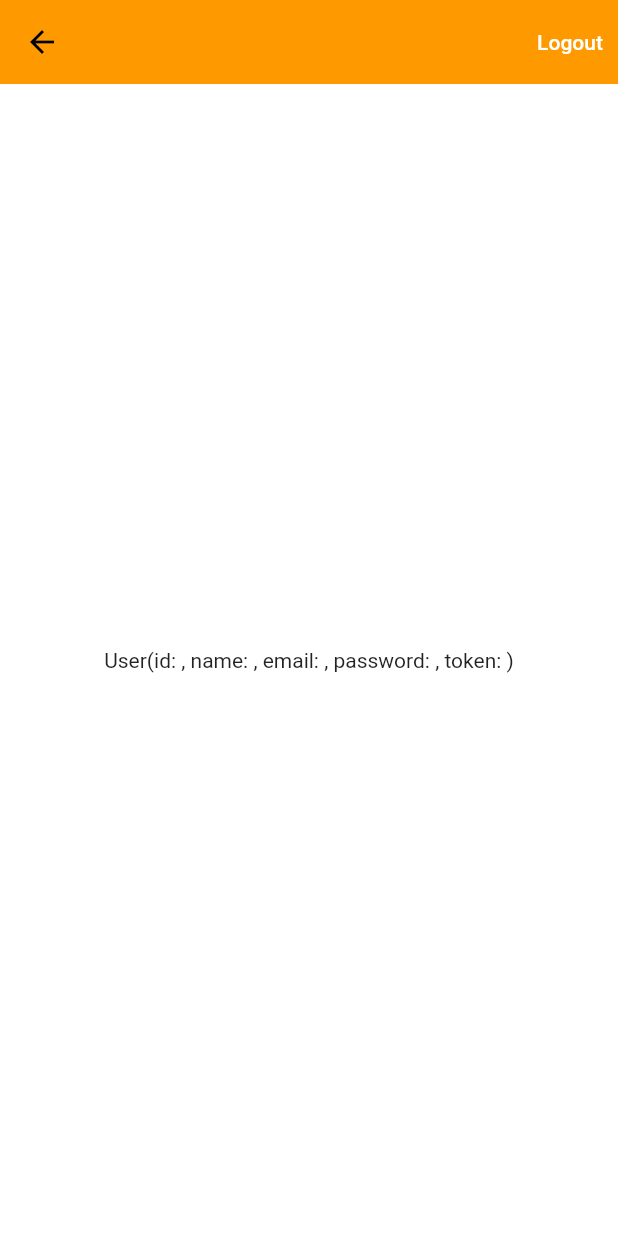
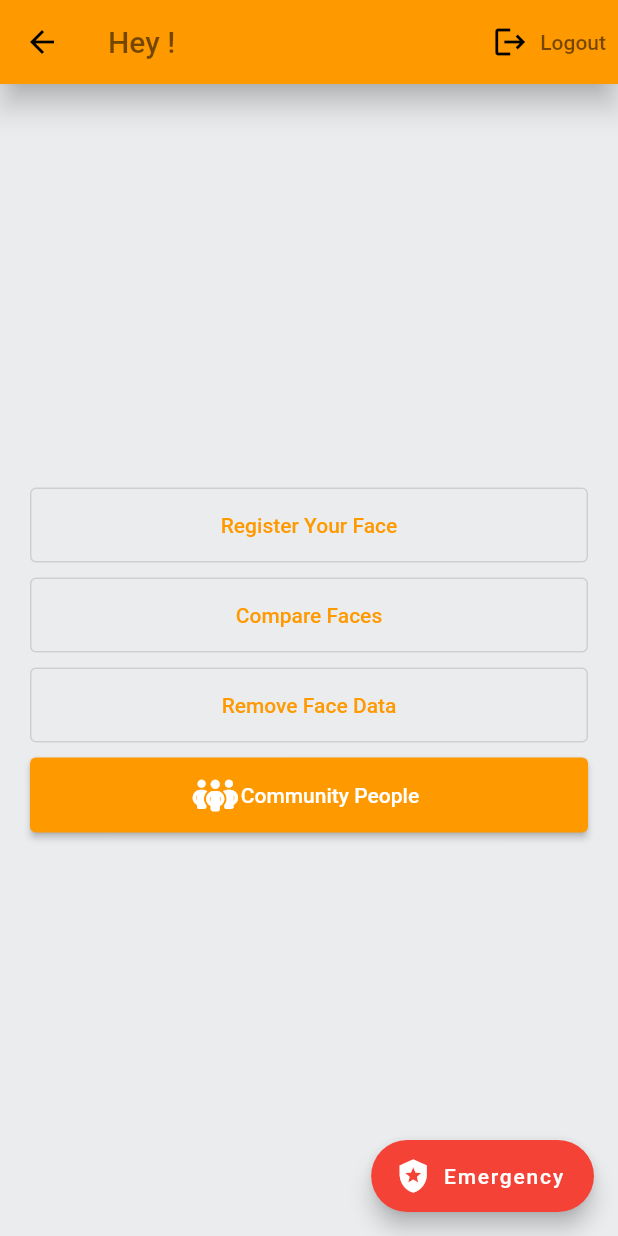
Before and after one commit to SamiUllah-dev/anomaly_detection_system, a Flutter app: the HomeScreen screen opened by its route, after a tap on "Logout", on a phone screen of 412 x 824 dp. Run offline on Flutter 3.47's test engine with Material 2 defaults, Android fonts, the phone set to English and light mode, and no system bars; our stand-ins replace font_awesome_flutter, hooks_riverpod, shared_preferences; accounts and stored records are empty.

Commit message:
emergency feature done

```diff
--- a/lib/features/home/screens/home_screen.dart
+++ b/lib/features/home/screens/home_screen.dart
@@ -1,6 +1,9 @@
+import 'package:anomaly_detection_system/constants/global_variables.dart';
 import 'package:anomaly_detection_system/features/auth/controller/auth_controller.dart';
+import 'package:anomaly_detection_system/features/emergency/screens/emergency_screen.dart';
 import 'package:anomaly_detection_system/providers/user_provider.dart';
 import 'package:flutter/material.dart';
+import 'package:font_awesome_flutter/font_awesome_flutter.dart';
 import 'package:hooks_riverpod/hooks_riverpod.dart';
 
 class HomeScreen extends ConsumerStatefulWidget {
@@ -24,15 +27,77 @@ class _HomeScreenState extends ConsumerState<HomeScreen> {
   Widget build(BuildContext context) {
     final user = ref.watch(userProvider);
     return Scaffold(
-      appBar: AppBar(actions: [
-        TextButton(
-            onPressed: logout,
-            child: Text(
-              _isLoading ? 'Signing you out' : 'Logout',
-              style: TextStyle(color: Colors.white),
-            ))
+      backgroundColor: GlobalVariables.greyBackgroundCOlor,
+      appBar: AppBar(title: Text('Hey ${user.name}!'), actions: [
+        TextButton.icon(
+          onPressed: logout,
+          icon: const Icon(
+            Icons.logout,
+            color: Colors.black,
+          ),
+          label: Text(
+            _isLoading ? 'Signing you out' : 'Logout',
+          ),
+        )
       ]),
-      body: Center(child: Text(user.toString())),
+      body: Center(
+        child: Padding(
+          padding: EdgeInsets.all(20),
+          child: Column(
+            crossAxisAlignment: CrossAxisAlignment.stretch,
+            mainAxisSize: MainAxisSize.min,
+            children: [
+              OutlinedButton(
+                style: OutlinedButton.styleFrom(
+                  minimumSize: const Size(double.infinity, 50),
+                ),
+                onPressed: () {},
+                child: const Text('Register Your Face'),
+              ),
+              const SizedBox(
+                height: 10,
+              ),
+              OutlinedButton(
+                style: OutlinedButton.styleFrom(
+                  minimumSize: const Size(double.infinity, 50),
+                ),
+                onPressed: () {},
+                child: const Text('Compare Faces'),
+              ),
+              const SizedBox(
+                height: 10,
+              ),
+              OutlinedButton(
+                style: OutlinedButton.styleFrom(
+                  minimumSize: const Size(double.infinity, 50),
+                ),
+                onPressed: () {},
+                child: const Text('Remove Face Data'),
+              ),
+              const SizedBox(
+                height: 10,
+              ),
+              ElevatedButton.icon(
+                style: ElevatedButton.styleFrom(
+                  minimumSize: const Size(double.infinity, 50),
+                ),
+                onPressed: () {},
+                icon: const Icon(FontAwesomeIcons.peopleGroup),
+                label: const Text('Community People'),
+              ),
+            ],
+          ),
+        ),
+      ),
+      floatingActionButton: FloatingActionButton.extended(
+        onPressed: () {
+          Navigator.of(context).pushNamed(EmergencyScreen.routeName);
+        },
+        backgroundColor: Colors.red,
+        foregroundColor: Colors.white,
+        icon: const Icon(Icons.local_police),
+        label: const Text('Emergency'),
+      ),
     );
   }
 }
--- a/lib/main.dart
+++ b/lib/main.dart
@@ -38,8 +38,15 @@ class _MyAppState extends ConsumerState<MyApp> {
         colorScheme: const ColorScheme.light(
           primary: GlobalVariables.secondaryColor,
         ),
+        textButtonTheme: TextButtonThemeData(
+            style: TextButton.styleFrom(foregroundColor: Colors.black54)),
         appBarTheme: const AppBarTheme(
-          elevation: 0,
+          elevation: 8,
+          foregroundColor: Colors.black54,
+          actionsIconTheme: IconThemeData(
+            color: Colors.black54,
+          ),
+          toolbarTextStyle: TextStyle(color: Colors.black54),
           iconTheme: IconThemeData(
             color: Colors.black,
           ),
--- a/lib/router.dart
+++ b/lib/router.dart
@@ -1,4 +1,5 @@
 import 'package:anomaly_detection_system/features/auth/screens/auth_screen.dart';
+import 'package:anomaly_detection_system/features/emergency/screens/emergency_screen.dart';
 import 'package:anomaly_detection_system/features/home/screens/home_screen.dart';
 import 'package:flutter/cupertino.dart';
 import 'package:flutter/material.dart';
@@ -17,6 +18,12 @@ Route<dynamic> onGenerateRoute(RouteSettings settings) {
         builder: ((context) => const HomeScreen()),
       );
 
+    case EmergencyScreen.routeName:
+      return MaterialPageRoute(
+        settings: settings,
+        builder: ((context) => const EmergencyScreen()),
+      );
+
     default:
       return MaterialPageRoute(
         builder: ((context) => const Scaffold(
--- a/pubspec.yaml
+++ b/pubspec.yaml
@@ -39,6 +39,8 @@ dependencies:
   hooks_riverpod: ^2.1.3
   http: ^0.13.5
   shared_preferences: ^2.0.15
+  font_awesome_flutter: ^10.3.0
+  url_launcher: ^6.1.7
 
 dev_dependencies:
   flutter_test:
```
Also changed, not shown: lib/features/emergency/screens/emergency_screen.dart (added, +109 -0 lines), pubspec.lock, 7 other files.
